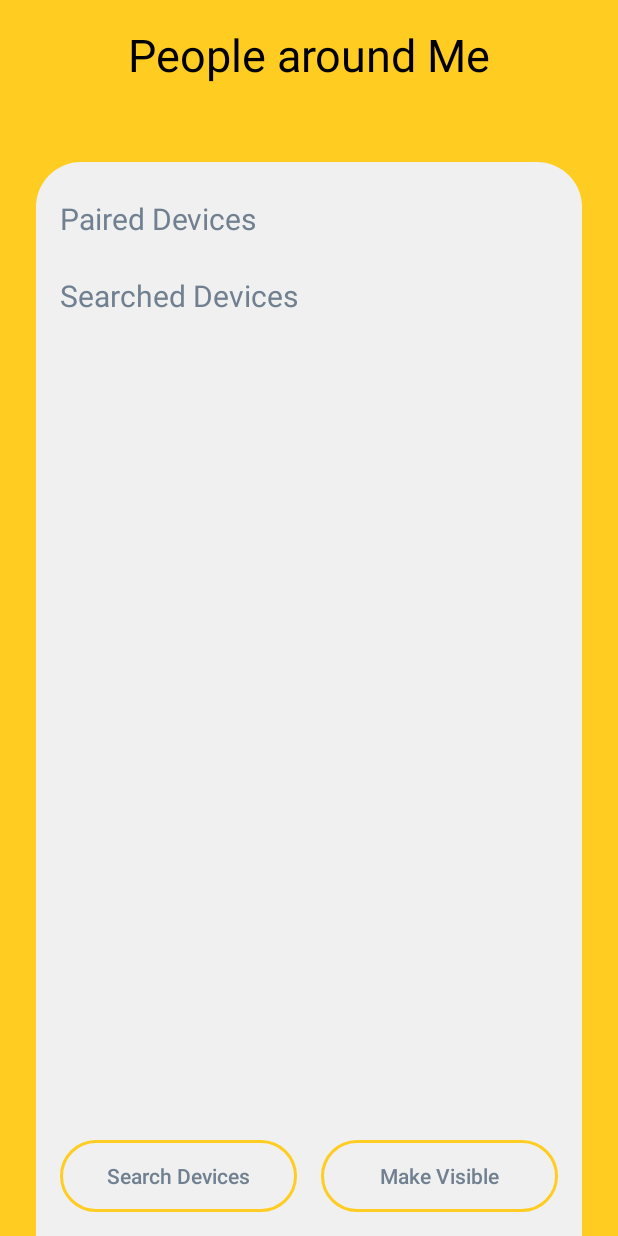
After one commit to keng-yu-liao/BlueChart_10, an Android app: the SearchActivity screen opened directly, with no data from a screen before it, on a phone screen of 412 x 824 dp. The commit adds this screen. Run offline under Robolectric (Android 15) with nearby library versions, the phone set to English and light mode, and no system bars.

Commit message:
[新增] 搜尋頁面邏輯

```diff
--- a/app/src/main/AndroidManifest.xml
+++ b/app/src/main/AndroidManifest.xml
@@ -19,6 +19,7 @@
                 <category android:name="android.intent.category.LAUNCHER" />
             </intent-filter>
         </activity>
+        <activity android:name=".section.search.SearchActivity" />
     </application>
 
 </manifest>
--- a/app/src/main/java/com/example/bluechart_10/core/bluetooth/BluetoothRepository.kt
+++ b/app/src/main/java/com/example/bluechart_10/core/bluetooth/BluetoothRepository.kt
@@ -1,9 +1,16 @@
 package com.example.bluechart_10.core.bluetooth
 
 import android.bluetooth.BluetoothAdapter
+import android.bluetooth.BluetoothDevice
 
 class BluetoothRepository {
+    private val mBluetoothAdapter: BluetoothAdapter = BluetoothAdapter.getDefaultAdapter()
+
     fun getDeviceName(): String{
-        return BluetoothAdapter.getDefaultAdapter().name
+        return mBluetoothAdapter.name
+    }
+
+    fun getPairedList(): List<BluetoothDevice> {
+        return mBluetoothAdapter.bondedDevices.toList()
     }
 }
--- /dev/null
+++ b/app/src/main/java/com/example/bluechart_10/section/search/SearchActivity.kt
@@ -0,0 +1,58 @@
+package com.example.bluechart_10.section.search
+
+import android.content.Context
+import android.content.Intent
+import android.os.Bundle
+import androidx.appcompat.app.AppCompatActivity
+import androidx.lifecycle.Observer
+import androidx.lifecycle.ViewModelProvider
+import androidx.recyclerview.widget.LinearLayoutManager
+import com.example.bluechart_10.R
+import com.example.bluechart_10.core.bluetooth.BluetoothRepository
+import com.example.bluechart_10.mvvm.ViewModelFactory
+import kotlinx.android.synthetic.main.activity_search.*
+
+class SearchActivity : AppCompatActivity() {
+    private lateinit var searchViewModel: SearchViewModel
+
+    companion object {
+        fun newInstance(context: Context): Intent {
+            return Intent(context, SearchActivity::class.java)
+        }
+    }
+
+    override fun onCreate(savedInstanceState: Bundle?) {
+        super.onCreate(savedInstanceState)
+        setContentView(R.layout.activity_search)
+
+        initView()
+        initViewModel()
+        init()
+    }
+
+    private fun initView() {
+        initPairedRcv()
+    }
+
+    private fun initViewModel() {
+        val bluetoothRepository = BluetoothRepository()
+        val viewModelFactory = ViewModelFactory{
+            SearchViewModel(bluetoothRepository)
+        }
+        searchViewModel = ViewModelProvider(this@SearchActivity, viewModelFactory).get(SearchViewModel::class.java)
+        searchViewModel.pairedDeviceList.observe(this@SearchActivity, Observer {
+            (rcv_paired_devices.adapter as SearchAdapter).updateSearchList(it)
+        })
+    }
+
+    private fun init() {
+        searchViewModel.updatePairedDeviceList()
+    }
+
+    private fun initPairedRcv() {
+        rcv_paired_devices.apply {
+            layoutManager = LinearLayoutManager(this@SearchActivity)
+            adapter = SearchAdapter(SearchAdapter.ListType.Paired)
+        }
+    }
+}
--- /dev/null
+++ b/app/src/main/java/com/example/bluechart_10/section/search/SearchAdapter.kt
@@ -0,0 +1,73 @@
+package com.example.bluechart_10.section.search
+
+import android.bluetooth.BluetoothDevice
+import android.view.LayoutInflater
+import android.view.View
+import android.view.ViewGroup
+import androidx.recyclerview.widget.DiffUtil
+import androidx.recyclerview.widget.RecyclerView
+import com.example.bluechart_10.R
+import kotlinx.android.synthetic.main.item_search_paired_device.view.*
+import kotlin.collections.ArrayList
+
+class SearchAdapter(private val listType: ListType) : RecyclerView.Adapter<RecyclerView.ViewHolder>() {
+    private var updateList: ArrayList<BluetoothDevice> = arrayListOf()
+
+    override fun onCreateViewHolder(parent: ViewGroup, viewType: Int): RecyclerView.ViewHolder {
+        return if (listType == ListType.Paired) {
+            PairedDeviceViewHolder(LayoutInflater.from(parent.context).inflate(R.layout.item_search_paired_device, parent, false))
+
+        } else {
+            SearchedDeviceViewHolder(LayoutInflater.from(parent.context).inflate(R.layout.item_search_paired_device, parent, false))
+
+        }
+    }
+
+    override fun getItemCount(): Int {
+        return updateList.size
+    }
+
+    override fun onBindViewHolder(holder: RecyclerView.ViewHolder, position: Int) {
+        (holder as PairedDeviceViewHolder).bind(updateList[position])
+    }
+
+    fun updateSearchList(newUpdateList: List<BluetoothDevice>) {
+        updateList.clear()
+        updateList.addAll(newUpdateList)
+        DiffUtil.calculateDiff(object : DiffUtil.Callback() {
+            override fun areItemsTheSame(oldItemPosition: Int, newItemPosition: Int): Boolean {
+                return updateList[oldItemPosition].name == newUpdateList[newItemPosition].name
+            }
+
+            override fun getOldListSize(): Int {
+                return updateList.size
+            }
+
+            override fun getNewListSize(): Int {
+                return newUpdateList.size
+            }
+
+            override fun areContentsTheSame(oldItemPosition: Int, newItemPosition: Int): Boolean {
+                return updateList[oldItemPosition] == newUpdateList[newItemPosition]
+            }
+
+        })
+    }
+
+    inner class PairedDeviceViewHolder(itemView: View) : RecyclerView.ViewHolder(itemView) {
+        fun bind(bluetoothDevice: BluetoothDevice) {
+            itemView.tv_device_name.text = bluetoothDevice.name
+        }
+    }
+
+    inner class SearchedDeviceViewHolder(itemView: View) : RecyclerView.ViewHolder(itemView) {
+        fun bind(bluetoothDevice: BluetoothDevice) {
+            itemView.tv_device_name.text = bluetoothDevice.name
+        }
+    }
+
+    enum class ListType {
+        Paired,
+        Searched
+    }
+}
--- /dev/null
+++ b/app/src/main/java/com/example/bluechart_10/section/search/SearchViewModel.kt
@@ -0,0 +1,16 @@
+package com.example.bluechart_10.section.search
+
+import android.bluetooth.BluetoothDevice
+import androidx.lifecycle.MutableLiveData
+import androidx.lifecycle.ViewModel
+import com.example.bluechart_10.core.bluetooth.BluetoothRepository
+
+class SearchViewModel(private val bluetoothRepository: BluetoothRepository) : ViewModel() {
+    val pairedDeviceList = MutableLiveData<List<BluetoothDevice>>().apply {
+        value = bluetoothRepository.getPairedList().toList()
+    }
+
+    fun updatePairedDeviceList() {
+        pairedDeviceList.value = bluetoothRepository.getPairedList().toList()
+    }
+}
--- a/app/src/main/res/layout/activity_search.xml
+++ b/app/src/main/res/layout/activity_search.xml
@@ -64,6 +64,7 @@
                     android:id="@+id/tv_paired_devices_title"
                     android:layout_width="wrap_content"
                     android:layout_height="wrap_content"
+                    android:layout_marginTop="8dp"
                     android:text="@string/search_paired_devices"
                     android:textColor="@color/colorGray"
                     android:textSize="@dimen/text_size_rcv_title"
@@ -76,14 +77,18 @@
                     android:id="@+id/rcv_paired_devices"
                     android:layout_width="0dp"
                     android:layout_height="wrap_content"
-                    app:layout_constraintTop_toBottomOf="@+id/tv_paired_devices_title"
+                    android:layout_marginStart="8dp"
+                    android:layout_marginTop="8dp"
+                    android:layout_marginEnd="8dp"
+                    app:layout_constraintEnd_toEndOf="parent"
                     app:layout_constraintStart_toStartOf="parent"
-                    app:layout_constraintEnd_toEndOf="parent"/>
+                    app:layout_constraintTop_toBottomOf="@+id/tv_paired_devices_title" />
 
                 <TextView
                     android:id="@+id/tv_searched_devices_title"
                     android:layout_width="wrap_content"
                     android:layout_height="wrap_content"
+                    android:layout_marginTop="16dp"
                     android:text="@string/search_searched_devices"
                     android:textColor="@color/colorGray"
                     android:textSize="@dimen/text_size_rcv_title"
@@ -96,9 +101,10 @@
                     android:id="@+id/rcv_searched_devices"
                     android:layout_width="0dp"
                     android:layout_height="wrap_content"
-                    app:layout_constraintTop_toBottomOf="@+id/tv_searched_devices_title"
+                    android:layout_marginTop="8dp"
+                    app:layout_constraintEnd_toEndOf="parent"
                     app:layout_constraintStart_toStartOf="parent"
-                    app:layout_constraintEnd_toEndOf="parent"/>
+                    app:layout_constraintTop_toBottomOf="@+id/tv_searched_devices_title" />
 
             </androidx.constraintlayout.widget.ConstraintLayout>
         </ScrollView>
--- a/app/src/main/res/values/dimens.xml
+++ b/app/src/main/res/values/dimens.xml
@@ -1,6 +1,7 @@
 <?xml version="1.0" encoding="utf-8"?>
 <resources>
     <dimen name="text_size_rcv_title">20sp</dimen>
+    <dimen name="text_size_rcv_item">18sp</dimen>
     <dimen name="text_size_small">25sp</dimen>
     <dimen name="text_size_big">30sp</dimen>
 
```
Also changed, not shown: app/src/main/java/com/example/bluechart_10/section/login/LoginActivity.kt (+9 -2 lines), app/src/main/res/drawable/rcv_search_divider.xml (added, +8 -0 lines), app/src/main/res/drawable/view_oval_item_search.xml (added, +12 -0 lines), app/src/main/res/layout/item_search_paired_device.xml (added, +26 -0 lines).
